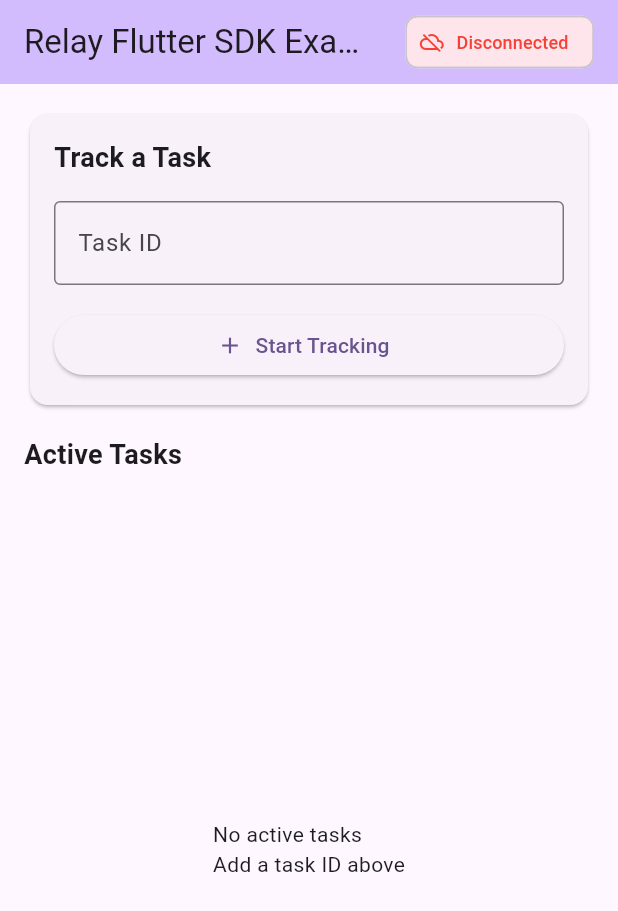
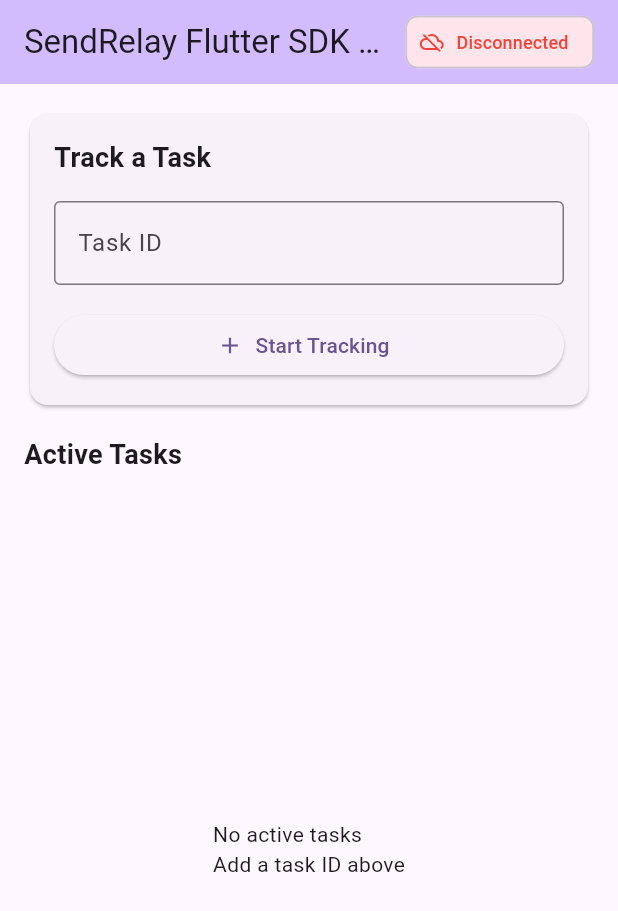
Before and after one commit to SendRelay/relay-sdk-flutter, a Flutter app: the screen it shows after launch, on a phone screen of 412 x 824 dp. Shown: the top 911 px of the screen. Run offline on Flutter 3.47's test engine with Material 3 defaults, Android fonts, the phone set to English and light mode, and no system bars; our stand-ins replace shared_preferences.

Commit message:
Sync public snapshot: sdk_flutter
Source-Commit: 413702b050813cb4bc2f2a46c838d35cb0473ca2
Source-Prefix: packages/sdks/sdk-flutter
Public-Snapshot: true

````diff
--- a/example/lib/main.dart
+++ b/example/lib/main.dart
@@ -20,7 +20,7 @@ class MyApp extends StatelessWidget {
   @override
   Widget build(BuildContext context) {
     return MaterialApp(
-      title: 'Relay Flutter SDK Example',
+      title: 'SendRelay Flutter SDK Example',
       theme: ThemeData(
         colorScheme: ColorScheme.fromSeed(seedColor: Colors.deepPurple),
         useMaterial3: true,
@@ -49,7 +49,7 @@ class _TaskTrackerScreenState extends State<TaskTrackerScreen> {
   void initState() {
     super.initState();
 
-    // Initialize Relay client
+    // Initialize SendRelay client
     _relay = RelayRealtimeClient(
       getToken: _fetchTokenFromBackend,
       autoRefresh: true,
@@ -131,14 +131,14 @@ class _TaskTrackerScreenState extends State<TaskTrackerScreen> {
       setState(() {
         _connectionState = ConnectionState.connected;
       });
-      _showSnackBar('Connected to Relay', isSuccess: true);
+      _showSnackBar('Connected to SendRelay', isSuccess: true);
     });
 
     _relay.onConnectionClose.listen((_) {
       setState(() {
         _connectionState = ConnectionState.disconnected;
       });
-      _showSnackBar('Disconnected from Relay');
+      _showSnackBar('Disconnected from SendRelay');
     });
 
     _relay.onConnectionReconnecting.listen((event) {
@@ -221,7 +221,7 @@ class _TaskTrackerScreenState extends State<TaskTrackerScreen> {
     return Scaffold(
       appBar: AppBar(
         backgroundColor: Theme.of(context).colorScheme.inversePrimary,
-        title: const Text('Relay Flutter SDK Example'),
+        title: const Text('SendRelay Flutter SDK Example'),
         actions: [
           _buildConnectionStatusChip(),
           const SizedBox(width: 16),
--- a/example/pubspec.yaml
+++ b/example/pubspec.yaml
@@ -1,5 +1,5 @@
 name: relay_flutter_example
-description: Example app demonstrating the Relay Flutter SDK
+description: Example app demonstrating the SendRelay Flutter SDK
 publish_to: 'none'
 version: 1.0.0+1
 
--- a/lib/relay_flutter.dart
+++ b/lib/relay_flutter.dart
@@ -1,6 +1,6 @@
-/// Relay Flutter SDK - Mobile SDK
+/// SendRelay Flutter SDK - Mobile SDK
 ///
-/// Official **client-side mobile** SDK for integrating with the Relay delivery platform.
+/// Official **client-side mobile** SDK for integrating with the SendRelay delivery platform.
 ///
 /// Provides real-time task tracking with WebSocket support, automatic token
 /// provisioning, and comprehensive event streaming for iOS, Android, Web, and Desktop platforms.
@@ -171,7 +171,7 @@
 ///
 /// ```dart
 /// relay.onConnectionOpen.listen((_) {
-///   print('Connected to Relay');
+///   print('Connected to SendRelay');
 /// });
 ///
 /// relay.onConnectionClose.listen((event) {
--- a/lib/src/connection/realtime_messages.dart
+++ b/lib/src/connection/realtime_messages.dart
@@ -1,4 +1,4 @@
-/// Messages a Relay realtime client sends. Checked against the shared conformance fixtures
+/// Messages a SendRelay realtime client sends. Checked against the shared conformance fixtures
 /// (packages/sdks/conformance/realtime/outgoing.json).
 abstract final class RealtimeMessages {
   /// Start receiving a task's events.
--- a/lib/src/connection/websocket_uri.dart
+++ b/lib/src/connection/websocket_uri.dart
@@ -1,13 +1,13 @@
 import '../errors/relay_error.dart';
 
-/// Default Relay WebSocket API path.
+/// Default SendRelay WebSocket API path.
 const String relayDefaultWebSocketPath = '/v1/realtime/ws';
 
-/// Default Relay WebSocket API URL.
+/// Default SendRelay WebSocket API URL.
 const String relayDefaultWebSocketUrl =
     'https://api.sendrelay.com.ng$relayDefaultWebSocketPath';
 
-/// Build a Relay WebSocket URI with normalized protocol and safe query encoding.
+/// Build a SendRelay WebSocket URI with normalized protocol and safe query encoding.
 ///
 /// Normalization rules:
 /// - `https` -> `wss`
--- a/lib/src/errors/relay_error.dart
+++ b/lib/src/errors/relay_error.dart
@@ -1,4 +1,4 @@
-/// Base error class for all Relay SDK errors
+/// Base error class for all SendRelay SDK errors
 class RelayError implements Exception {
   /// Error message
   final String message;
@@ -6,7 +6,7 @@ class RelayError implements Exception {
   /// Optional underlying cause
   final dynamic cause;
 
-  /// Create a Relay error
+  /// Create a SendRelay error
   const RelayError(this.message, [this.cause]);
 
   @override
--- a/lib/src/models/options.dart
+++ b/lib/src/models/options.dart
@@ -57,7 +57,7 @@ class HeartbeatConfig {
       'timeout: ${timeout.inSeconds}s)';
 }
 
-/// Relay real-time client configuration
+/// SendRelay real-time client configuration
 class RelayRealtimeClientOptions {
   /// Callback to fetch WebSocket token from backend
   ///
@@ -103,7 +103,7 @@ class RelayRealtimeClientOptions {
   /// Optional logger for debugging
   final Logger? logger;
 
-  /// Create Relay real-time client options
+  /// Create SendRelay real-time client options
   RelayRealtimeClientOptions({
     required this.getToken,
     String? url,
--- a/lib/src/models/presence.dart
+++ b/lib/src/models/presence.dart
@@ -111,7 +111,7 @@ class PresenceCell {
   );
 }
 
-/// One vehicle Relay counted for a job, with the equipment a rider on it
+/// One vehicle SendRelay counted for a job, with the equipment a rider on it
 /// needs (for example `BOX` on a `MOTORCYCLE` for food).
 @immutable
 class PresenceRequiredVehicle {
--- a/pubspec.yaml
+++ b/pubspec.yaml
@@ -1,5 +1,5 @@
 name: relay_flutter
-description: Official Relay Delivery Platform Mobile SDK - Real-time WebSocket client for Flutter applications (iOS, Android, Web, Desktop)
+description: Official SendRelay Delivery Platform Mobile SDK - Real-time WebSocket client for Flutter applications (iOS, Android, Web, Desktop)
 version: 1.10.0
 homepage: https://sendrelay.com.ng
 repository: https://github.com/SendRelay/relay-sdk-flutter.git
````
Also changed, not shown: lib/src/client.dart (+4 -4 lines), lib/src/models/events.dart (+13 -13 lines), 6 other files.
